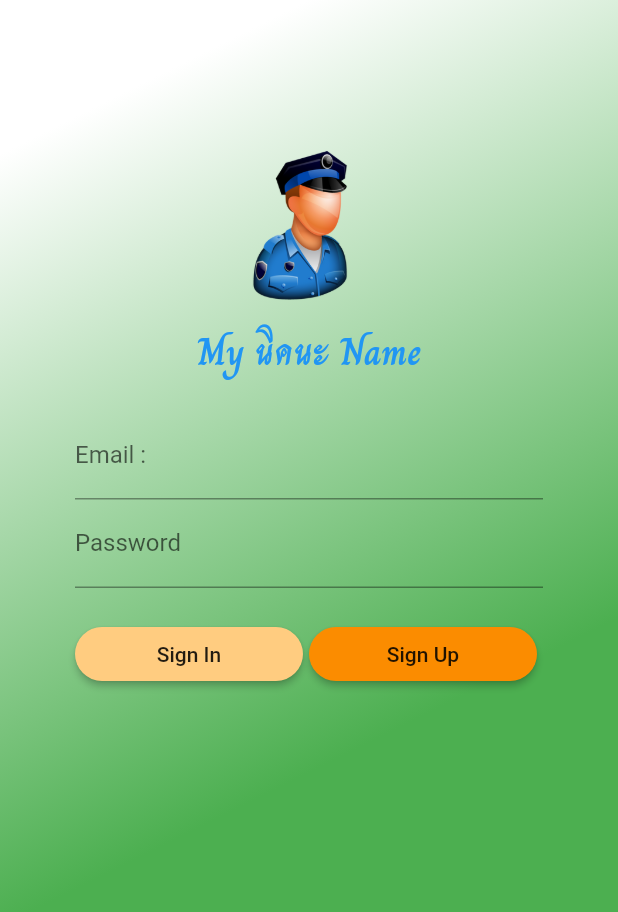
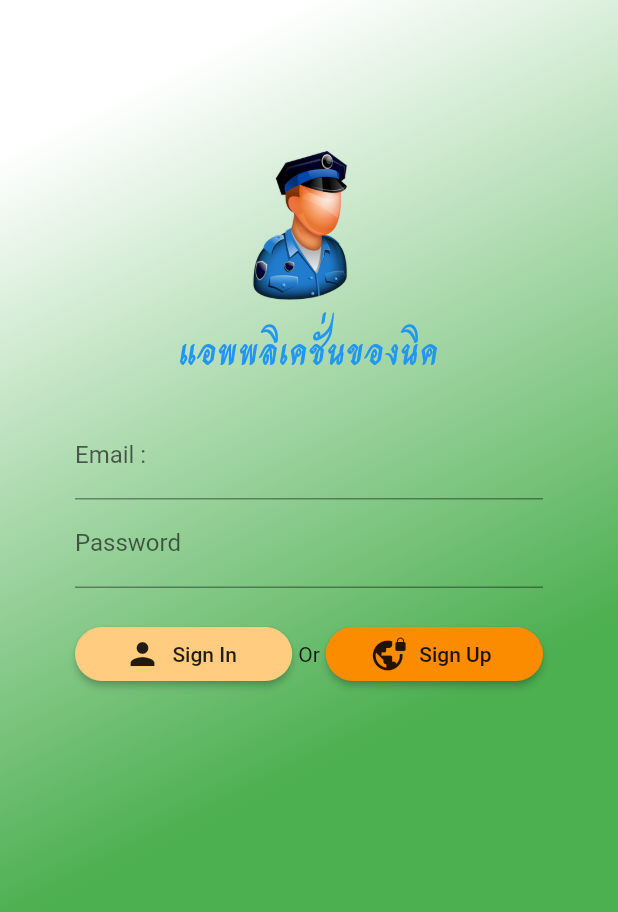
Before and after one commit to nickson01/nick-flutter-firebase, a Flutter app: the screen it shows after launch, on a phone screen of 412 x 824 dp. Shown: the top 912 px of the screen. Run offline on Flutter 3.47's test engine with Material 2 defaults, Android fonts, the phone set to English and light mode, and no system bars.

Commit message:
add button icon

```diff
--- a/lib/screens/authen.dart
+++ b/lib/screens/authen.dart
@@ -1,4 +1,6 @@
 import 'package:flutter/material.dart';
+import 'package:nickfirebase/screens/register.dart';
+import './register.dart';
 
 class Authen extends StatefulWidget {
   @override
@@ -6,21 +8,30 @@ class Authen extends StatefulWidget {
 }
 
 class _AuthenState extends State<Authen> {
-  Widget signUpButton() {
-    return RaisedButton(
+  Widget signUpButton(BuildContext context) {
+    return RaisedButton.icon(
       color: Colors.orange[600],
       shape: RoundedRectangleBorder(borderRadius: BorderRadius.circular(30.0)),
-      child: Text('Sign Up'),
-      onPressed: () {},
+      icon: Icon(Icons.vpn_lock),
+      label: Text('Sign Up'),
+      onPressed: () {
+        print('Clicking Sign Up');
+        var registerRoute =
+            MaterialPageRoute(builder: (BuildContext context) => Register());
+            Navigator.of(context).push(registerRoute);
+      },
     );
   }
 
   Widget signInButton() {
-    return RaisedButton(
+    return RaisedButton.icon(
       color: Colors.orange[200],
       shape: RoundedRectangleBorder(borderRadius: BorderRadius.circular(30.0)),
-      child: Text('Sign In'),
-      onPressed: () {},
+      icon: Icon(Icons.person),
+      label: Text('Sign In'),
+      onPressed: () {
+        print('Clicking Sign In');
+      },
     );
   }
 
@@ -43,7 +54,7 @@ class _AuthenState extends State<Authen> {
 
   Widget showAppName() {
     return Text(
-      "My นิคนะ Name",
+      "แอพพลิเคชั่นของนิค",
       style: TextStyle(
           fontSize: 25.0,
           fontWeight: FontWeight.bold,
@@ -95,10 +106,11 @@ class _AuthenState extends State<Authen> {
                       child: signInButton(),
                     ),
                   ),
+                  Text('Or'),
                   Expanded(
                     child: Container(
-                      margin: EdgeInsets.only(right: 4.0),
-                      child: signUpButton(),
+                      margin: EdgeInsets.only(left: 4.0),
+                      child: signUpButton(context),
                     ),
                   )
                 ],
```
